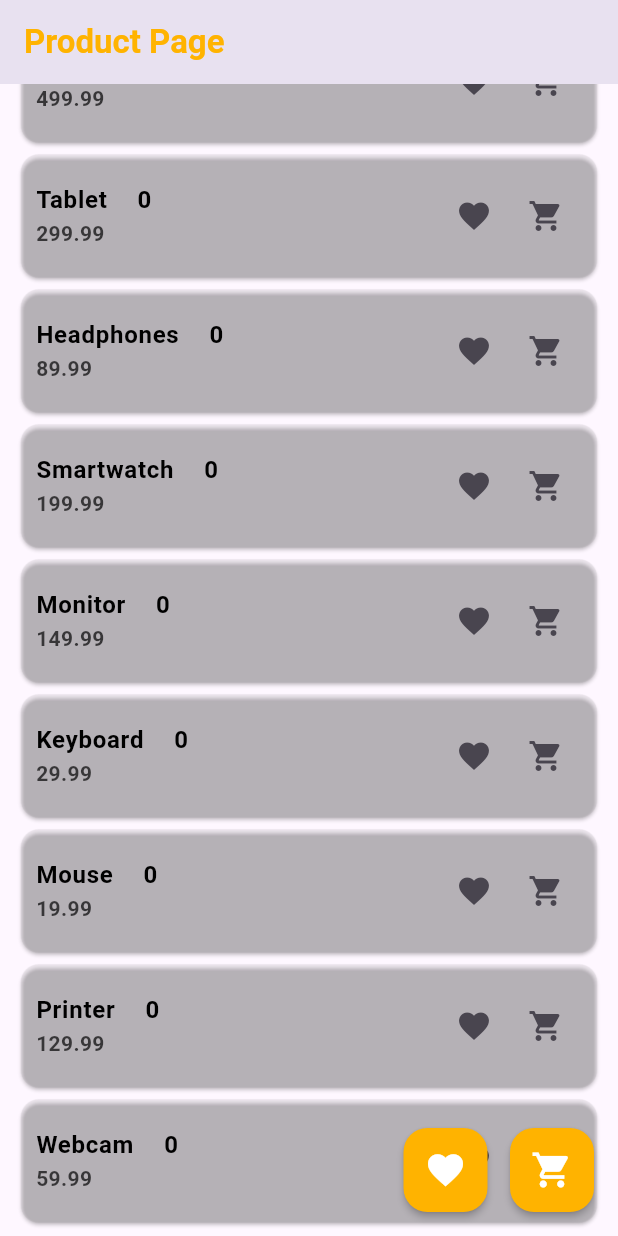
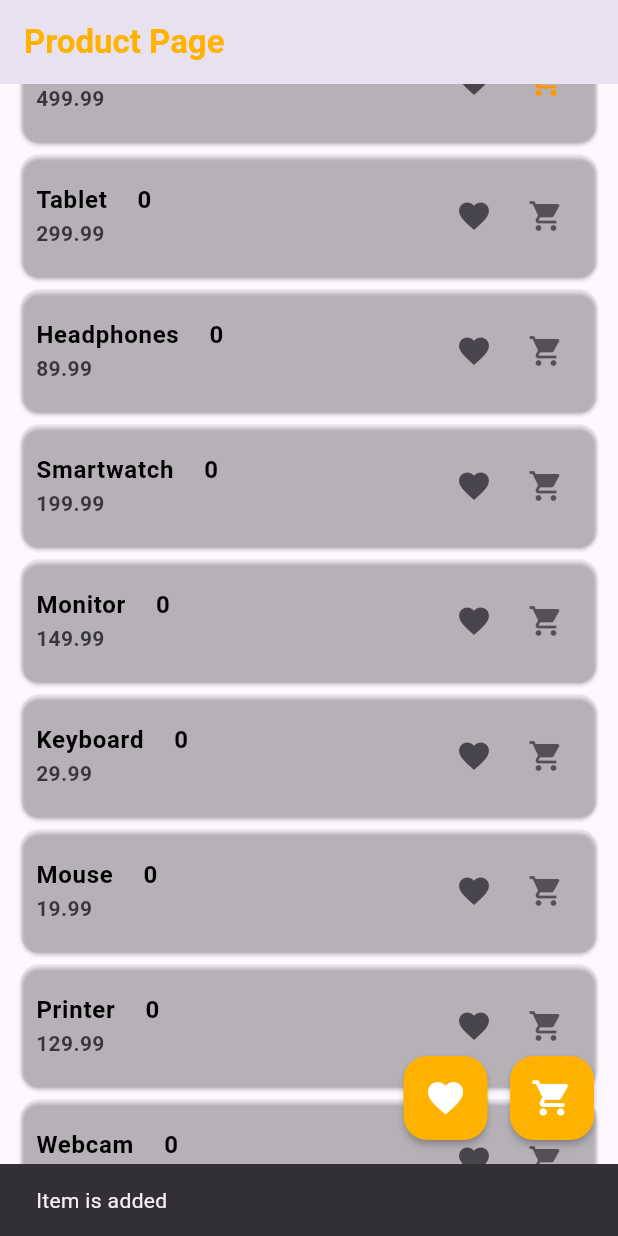
Before and after one commit to uchamod/flutter-provider-state_management, a Flutter app: the screen it shows after launch, scrolled down 137 dp, after a tap on the "shopping cart" icon, on a phone screen of 412 x 824 dp. Run offline on Flutter 3.47's test engine with Material 3 defaults, Android fonts, the phone set to English and light mode, and no system bars.

Commit message:
add cart page features

```diff
--- /dev/null
+++ b/devtools_options.yaml
@@ -0,0 +1,3 @@
+description: This file stores settings for Dart & Flutter DevTools.
+documentation: https://docs.flutter.dev/tools/devtools/extensions#configure-extension-enablement-states
+extensions:
--- a/lib/model/cart_model.dart
+++ b/lib/model/cart_model.dart
@@ -2,7 +2,7 @@ class CartModel {
   final String cartItemId;
   final String cartItemName;
   final double cartItemPrice;
-  final double itemquntity;
+  final int itemquntity;
 
   CartModel(
       {required this.cartItemId,
--- a/lib/pages/product_page.dart
+++ b/lib/pages/product_page.dart
@@ -79,20 +79,35 @@ class ProductPage extends StatelessWidget {
                 itemCount: productList.length,
                 physics: const NeverScrollableScrollPhysics(),
                 itemBuilder: (context, index) {
-                    //product item
+                  //product item
                   ProductModel product = productList[index];
-                 //define the consumer:here whaen click the cart icon the cartpage and product page should update
-                 //thus the carticon is a consumer so it should wrap with consumer
-                 //the value argument is the provider that the consumer get the state
-                  return Consumer(
+                  //define the consumer:here whaen click the cart icon the cartpage and product page should update
+                  //thus the carticon is a consumer so it should wrap with consumer
+                  //the value argument is the provider that the consumer get the state
+                  return Consumer<CartProvider>(
                     builder: (BuildContext context, CartProvider cartProvider,
                         child) {
                       return ProductCard(
                         name: product.proName,
                         price: product.proPrice,
+                        iconColor: cartProvider.getCartItems.containsKey(
+                                product.proId) //if item cotain change color
+                            ? Colors.orange
+                            : Colors.black54,
+                        quntity: cartProvider.getCartItems.containsKey(
+                                product.proId) //if item contain change quntity
+                            ? cartProvider
+                                .getCartItems[product.proId]!.itemquntity
+                            : 0,
                         addCartItem: () {
                           cartProvider.addCartItem(
                               product.proId, product.proName, product.proPrice);
+                          ScaffoldMessenger.of(context).showSnackBar(
+                            const SnackBar(
+                              duration: Duration(seconds: 1),
+                              content: Text("Item is added"),
+                            ),
+                          );
                         },
                       );
                     },
--- a/lib/widgets/product_card.dart
+++ b/lib/widgets/product_card.dart
@@ -3,8 +3,15 @@ import 'package:flutter/material.dart';
 class ProductCard extends StatelessWidget {
   final String name;
   final double price;
+  final int quntity;
+  final Color iconColor;
   final Function() addCartItem;
-  const ProductCard({super.key, required this.name, required this.price, required this.addCartItem});
+  const ProductCard(
+      {super.key,
+      required this.name,
+      required this.price,
+      required this.addCartItem,
+      required this.quntity, required this.iconColor});
 
   @override
   Widget build(BuildContext context) {
@@ -27,9 +34,9 @@ class ProductCard extends StatelessWidget {
               width: 20,
             ),
             //quintity
-            const Text(
-              "0",
-              style: TextStyle(
+            Text(
+              quntity.toString(),
+              style: const TextStyle(
                   color: Colors.black,
                   fontSize: 16,
                   fontWeight: FontWeight.w700),
@@ -58,9 +65,10 @@ class ProductCard extends StatelessWidget {
             //add cart
             IconButton(
               onPressed: addCartItem,
-              icon: const Icon(
+              icon: Icon(
                 Icons.shopping_cart,
                 size: 24,
+                color:iconColor,
               ),
             )
           ],
```
Also changed, not shown: lib/pages/cart_page.dart (+46 -1 lines), lib/proovider/cart_provider.dart (+33 -0 lines), lib/widgets/cart_card.dart (added, +73 -0 lines).
